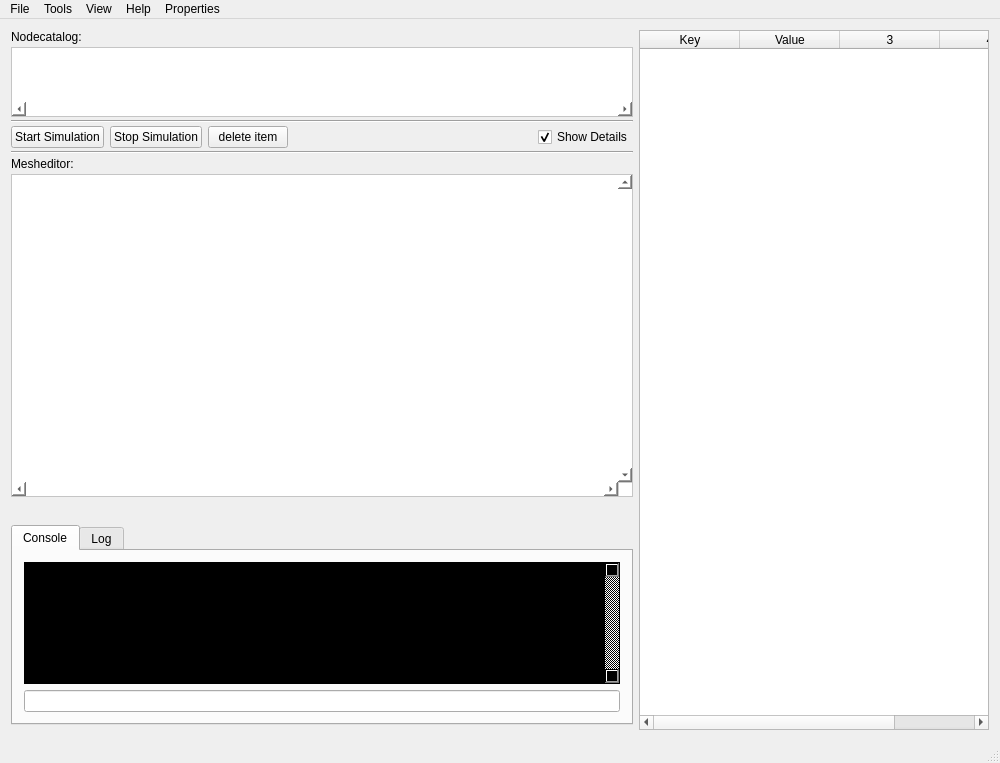
The window that src_gui/mainwindow.ui (tadasamantri/anise_gui) describes before a commit, drawn with Qt 5.
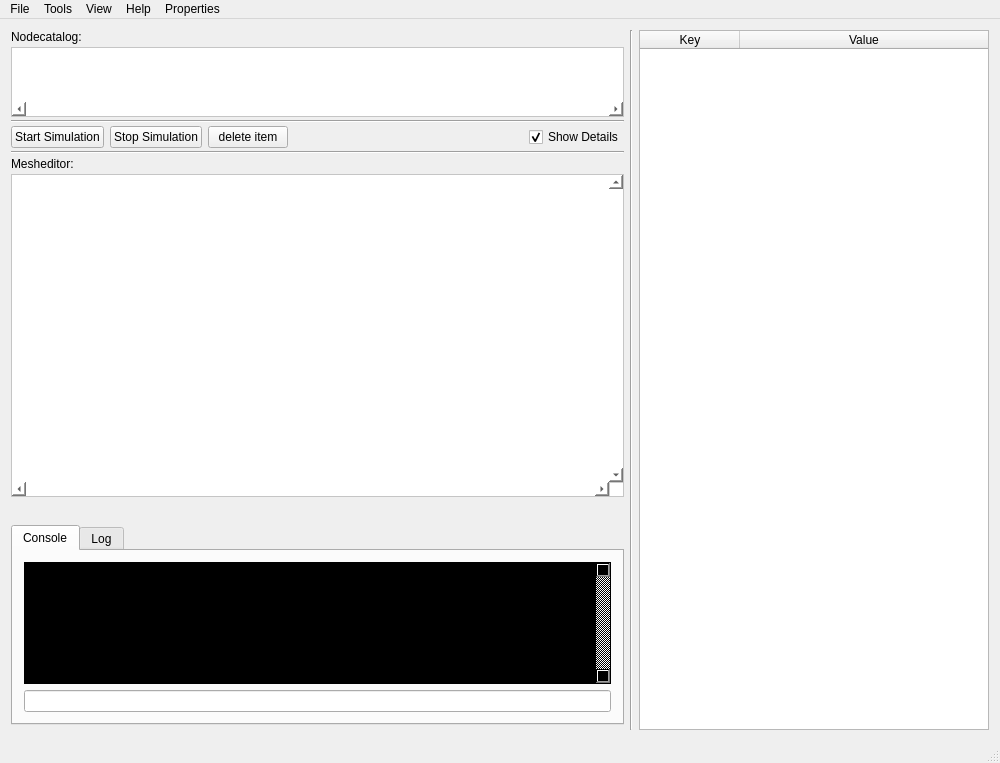
The same window after the commit. Custom widgets are drawn as their Qt base class.

Patch:
```diff
--- a/src_gui/mainwindow.ui
+++ b/src_gui/mainwindow.ui
@@ -92,7 +92,7 @@
            <rect>
             <x>0</x>
             <y>0</y>
-            <width>624</width>
+            <width>621</width>
             <height>63</height>
            </rect>
           </property>
@@ -230,8 +230,8 @@
            <rect>
             <x>0</x>
             <y>0</y>
-            <width>611</width>
-            <height>285</height>
+            <width>608</width>
+            <height>292</height>
            </rect>
           </property>
           <layout class="QVBoxLayout" name="verticalLayout_4">
@@ -338,6 +338,13 @@
       </layout>
      </widget>
     </item>
+    <item>
+     <widget class="Line" name="line_3">
+      <property name="orientation">
+       <enum>Qt::Vertical</enum>
+      </property>
+     </widget>
+    </item>
     <item>
      <widget class="QTableWidget" name="tableWidget">
       <property name="enabled">
@@ -362,7 +369,7 @@
        </size>
       </property>
       <property name="columnCount">
-       <number>4</number>
+       <number>2</number>
       </property>
       <attribute name="horizontalHeaderCascadingSectionResizes">
        <bool>true</bool>
@@ -383,8 +390,6 @@
         <string>Value</string>
        </property>
       </column>
-      <column/>
-      <column/>
      </widget>
     </item>
    </layout>
```
Left out of the diff: 6 changed lines with no effect on the pictures.
